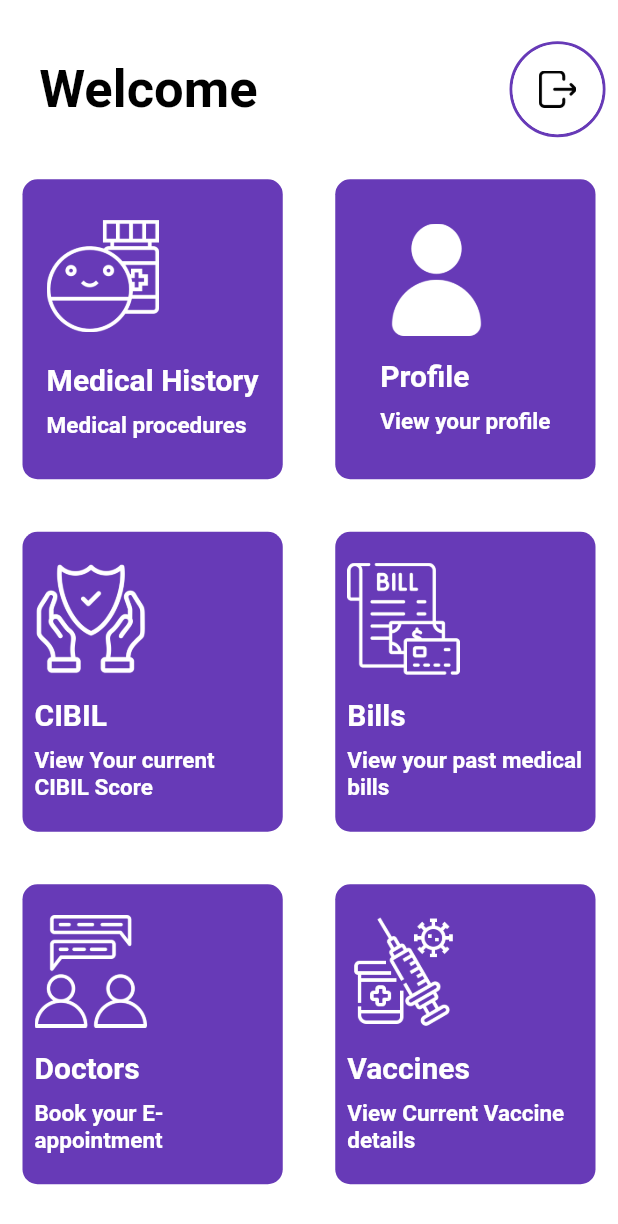
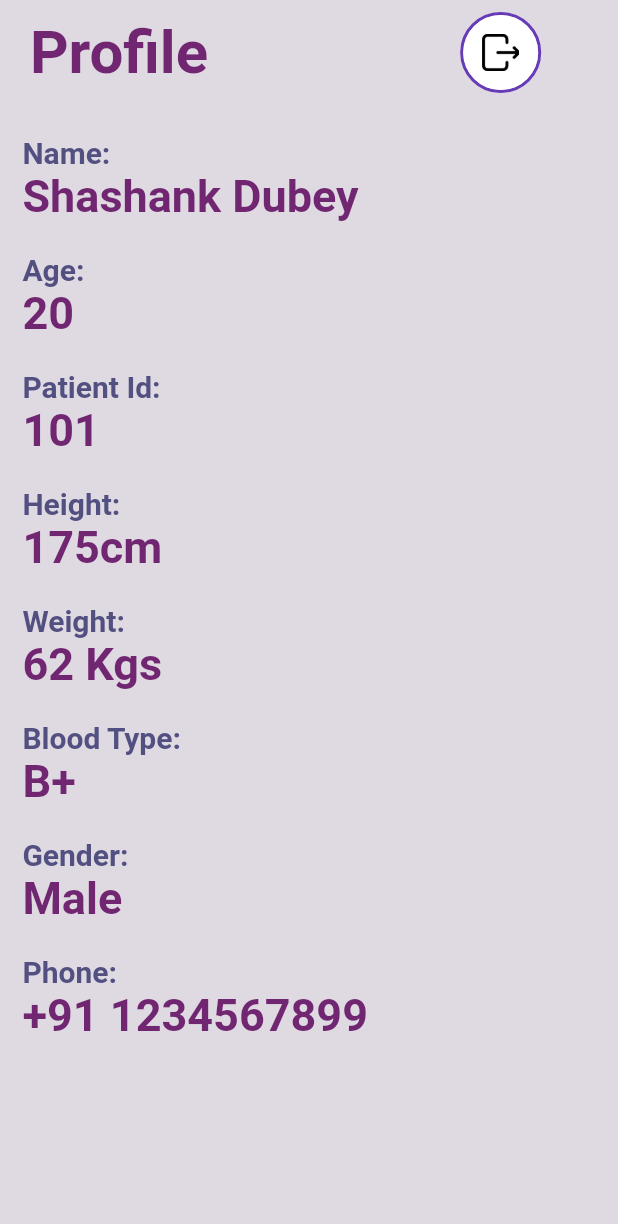
Before and after one commit to CorruptEntity0982/MyHealth, a Flutter app: the MainScreen screen opened by its route, after a tap on "Profile", on a phone screen of 412 x 824 dp. Shown: the top 1224 px of the screen. Run offline on Flutter 3.47's test engine with Material 2 defaults, Android fonts, the light colour scheme and no system bars.

Commit message:
Third Commit

```diff
--- a/lib/main.dart
+++ b/lib/main.dart
@@ -2,6 +2,7 @@ import 'package:flutter/material.dart';
 import 'InputPage.dart';
 import 'SecondScreen.dart';
 import 'mainScreen.dart';
+import 'profile.dart';
 
 void main() {
   runApp(
@@ -31,6 +32,7 @@ class Myhealth extends StatelessWidget {
           '/first': (context) => const InputPage(),
           '/second': (context) => const SecondScreen(),
           '/main': (context) => const MainScreen(),
+          '/profile': (context) => const Profile(),
         });
   }
 }
--- a/lib/mainScreen.dart
+++ b/lib/mainScreen.dart
@@ -104,7 +104,9 @@ class _MainScreenState extends State<MainScreen> {
                   child: ReusableCard(
                     rang: Colors.deepPurple,
                     cardChild: TextButton(
-                      onPressed: () {},
+                      onPressed: () {
+                        Navigator.pushNamed(context, '/profile');
+                      },
                       child: Container(
                         height: 200,
                         decoration: BoxDecoration(
--- /dev/null
+++ b/lib/profile.dart
@@ -0,0 +1,198 @@
+import 'package:flutter/material.dart';
+
+class Profile extends StatefulWidget {
+  const Profile({Key? key}) : super(key: key);
+
+  @override
+  State<Profile> createState() => _ProfileState();
+}
+
+class _ProfileState extends State<Profile> {
+  @override
+  Widget build(BuildContext context) {
+    return Scaffold(
+      backgroundColor: const Color(0xFFDFD9E2),
+      body: SafeArea(
+        child: Column(
+          mainAxisAlignment: MainAxisAlignment.start,
+          crossAxisAlignment: CrossAxisAlignment.start,
+          children: <Widget>[
+            Row(
+              children: <Widget>[
+                const Text(
+                  '  Profile',
+                  style: TextStyle(
+                    fontWeight: FontWeight.bold,
+                    fontSize: 40,
+                    color: Color(0xFF702670),
+                  ),
+                ),
+                const SizedBox(width: 160),
+                TextButton(
+                  onPressed: () {
+                    Navigator.pop(context);
+                  },
+                  child: Container(
+                    decoration: BoxDecoration(
+                      shape: BoxShape.circle,
+                      border: Border.all(
+                        color: Colors.deepPurple,
+                        width: 2,
+                      ),
+                    ),
+                    child: CircleAvatar(
+                      radius: 25,
+                      backgroundColor: Colors.white,
+                      child: Image.asset(
+                        'images/exit.png',
+                        width: 25,
+                        height: 25,
+                      ),
+                    ),
+                  ),
+                ),
+              ],
+            ),
+            const SizedBox(height: 20),
+            const Text(
+              '   Name:',
+              textAlign: TextAlign.center,
+              style: TextStyle(
+                  fontWeight: FontWeight.bold,
+                  fontSize: 20,
+                  color: Color(0xFF524F81)),
+            ),
+            const Text(
+              '  Shashank Dubey',
+              textAlign: TextAlign.center,
+              style: TextStyle(
+                  fontWeight: FontWeight.bold,
+                  fontSize: 30,
+                  color: Color(0xFF702670)),
+            ),
+            const SizedBox(height: 20),
+            const Text(
+              '   Age:',
+              textAlign: TextAlign.center,
+              style: TextStyle(
+                  fontWeight: FontWeight.bold,
+                  fontSize: 20,
+                  color: Color(0xFF524F81)),
+            ),
+            const Text(
+              '  20',
+              textAlign: TextAlign.center,
+              style: TextStyle(
+                  fontWeight: FontWeight.bold,
+                  fontSize: 30,
+                  color: Color(0xFF702670)),
+            ),
+            const SizedBox(height: 20),
+            const Text(
+              '   Patient Id:',
+              textAlign: TextAlign.center,
+              style: TextStyle(
+                  fontWeight: FontWeight.bold,
+                  fontSize: 20,
+                  color: Color(0xFF524F81)),
+            ),
+            const Text(
+              '  101',
+              textAlign: TextAlign.center,
+              style: TextStyle(
+                  fontWeight: FontWeight.bold,
+                  fontSize: 30,
+                  color: Color(0xFF702670)),
+            ),
+            const SizedBox(height: 20),
+            const Text(
+              '   Height:',
+              textAlign: TextAlign.center,
+              style: TextStyle(
+                  fontWeight: FontWeight.bold,
+                  fontSize: 20,
+                  color: Color(0xFF524F81)),
+            ),
+            const Text(
+              '  175cm',
+              textAlign: TextAlign.center,
+              style: TextStyle(
+                  fontWeight: FontWeight.bold,
+                  fontSize: 30,
+                  color: Color(0xFF702670)),
+            ),
+            const SizedBox(height: 20),
+            const Text(
+              '   Weight:',
+              textAlign: TextAlign.center,
+              style: TextStyle(
+                  fontWeight: FontWeight.bold,
+                  fontSize: 20,
+                  color: Color(0xFF524F81)),
+            ),
+            const Text(
+              '  62 Kgs',
+              textAlign: TextAlign.center,
+              style: TextStyle(
+                  fontWeight: FontWeight.bold,
+                  fontSize: 30,
+                  color: Color(0xFF702670)),
+            ),
+            const SizedBox(height: 20),
+            const Text(
+              '   Blood Type:',
+              textAlign: TextAlign.center,
+              style: TextStyle(
+                  fontWeight: FontWeight.bold,
+                  fontSize: 20,
+                  color: Color(0xFF524F81)),
+            ),
+            const Text(
+              '  B+',
+              textAlign: TextAlign.center,
+              style: TextStyle(
+                  fontWeight: FontWeight.bold,
+                  fontSize: 30,
+                  color: Color(0xFF702670)),
+            ),
+            const SizedBox(height: 20),
+            const Text(
+              '   Gender:',
+              textAlign: TextAlign.center,
+              style: TextStyle(
+                  fontWeight: FontWeight.bold,
+                  fontSize: 20,
+                  color: Color(0xFF524F81)),
+            ),
+            const Text(
+              '  Male',
+              textAlign: TextAlign.center,
+              style: TextStyle(
+                  fontWeight: FontWeight.bold,
+                  fontSize: 30,
+                  color: Color(0xFF702670)),
+            ),
+            const SizedBox(height: 20),
+            const Text(
+              '   Phone:',
+              textAlign: TextAlign.center,
+              style: TextStyle(
+                  fontWeight: FontWeight.bold,
+                  fontSize: 20,
+                  color: Color(0xFF524F81)),
+            ),
+            const Text(
+              '  +91 1234567899',
+              textAlign: TextAlign.center,
+              style: TextStyle(
+                  fontWeight: FontWeight.bold,
+                  fontSize: 30,
+                  color: Color(0xFF702670)),
+            ),
+            const SizedBox(height: 20),
+          ],
+        ),
+      ),
+    );
+  }
+}
```
Also changed, not shown: lib/medical_history.dart (added).
